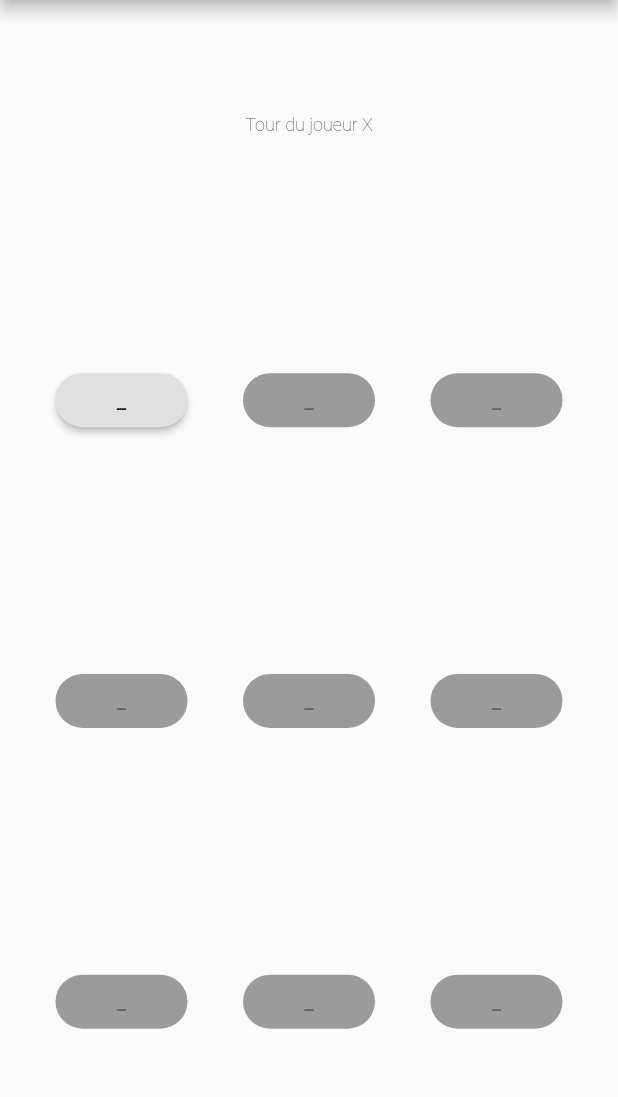
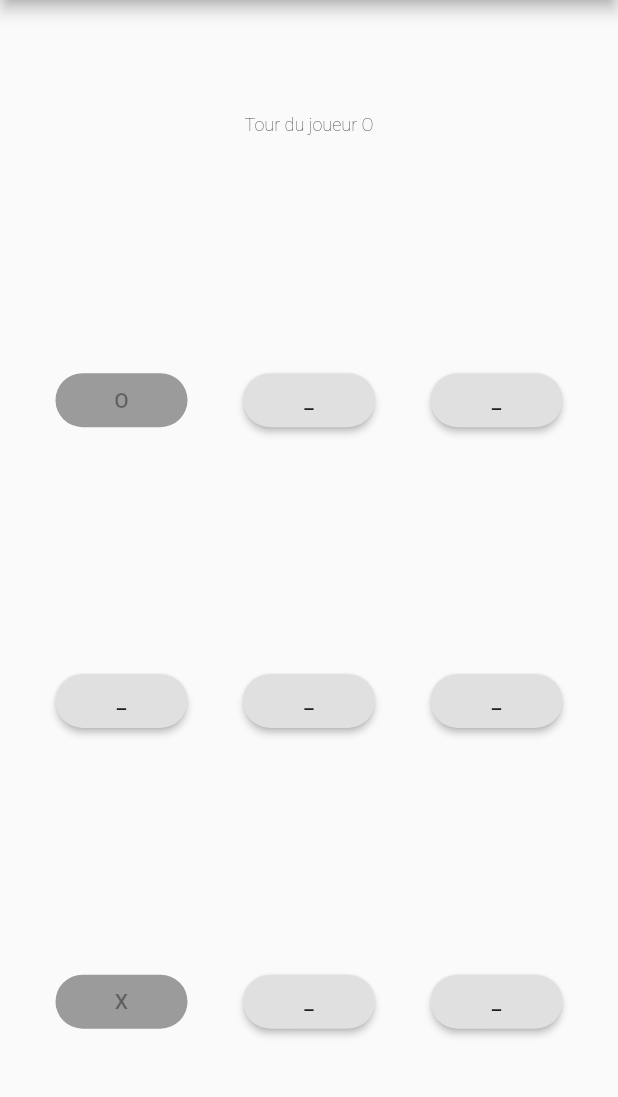
Before and after one commit to quentinlao/wuknow, a Flutter app: the screen it shows after launch, after a tap on an icon or button, on a phone screen of 412 x 824 dp, the part 84-1181 px from its top. Run offline on Flutter 3.47's test engine with Material 2 defaults, Android fonts, the phone set to English and light mode, and no system bars.

Commit message:
Button player state and block access, TODO winning

```diff
--- a/tictactoe/lib/main.dart
+++ b/tictactoe/lib/main.dart
@@ -24,7 +24,37 @@ class _MyHomePageState extends State<MyHomePage> {
   String status = "_";
   String player = "Joueur X";
   int turn = 0;
+  static int n = 3;
+  var game = new List.generate(n, (_) => new List(n));
 
+  @override
+  void initState(){
+    for(int i = 0; i < game.length; i++){
+      for(int j = 0; j < game.length; j++){
+        game[i][j] = "_";
+      }
+    }
+    super.initState();
+  }
+  Function _disableButton(int i, int j){
+    if (game[i][j] != "_") {
+      return null;
+    } else {
+      return () {
+        setState(() {
+          if (turn == 0) {
+            player = "Tour du joueur X";
+            game[i][j] = "X";
+            turn = 1;
+          } else {
+            player = "Tour du joueur O";
+            game[i][j] = "O";
+            turn = 0;
+          }
+        });
+      };
+    }
+  }
   @override
   Widget build(BuildContext context) {
     return Scaffold(
@@ -52,29 +82,19 @@ class _MyHomePageState extends State<MyHomePage> {
                   crossAxisAlignment: CrossAxisAlignment.center,
                   children: <Widget>[
                     new RaisedButton(
-                        child: Text(status),
-                        onPressed: () {
-                          setState(() {
-                            if (turn == 0) {
-                              player = "Tour du joueur X";
-                              turn = 1;
-                            } else {
-                              player = "Tour du joueur O";
-                              turn = 0;
-                            }
-                          });
-                        },
+                        child: Text(game[0][0]),
+                        onPressed: _disableButton(0,0),
                         shape: new RoundedRectangleBorder(borderRadius: new BorderRadius.circular(30.0))
                     ),
 
                     new RaisedButton(
-                        child: Text(status),
-                        onPressed: null,
+                        child: Text(game[1][0]),
+                        onPressed: _disableButton(1,0),
                         shape: new RoundedRectangleBorder(borderRadius: new BorderRadius.circular(30.0))
                     ),
                     new RaisedButton(
-                        child: Text(status),
-                        onPressed: null,
+                        child: Text(game[2][0]),
+                        onPressed: _disableButton(2,0),
                         shape: new RoundedRectangleBorder(borderRadius: new BorderRadius.circular(30.0))
                     )
 
@@ -87,19 +107,19 @@ class _MyHomePageState extends State<MyHomePage> {
                   crossAxisAlignment: CrossAxisAlignment.center,
                   children: <Widget>[
                     new RaisedButton(
-                        child: Text(status),
-                        onPressed: null,
+                        child: Text(game[0][1]),
+                        onPressed: _disableButton(0,1),
                         shape: new RoundedRectangleBorder(borderRadius: new BorderRadius.circular(30.0))
                     ),
 
                     new RaisedButton(
-                        child: Text(status),
-                        onPressed: null,
+                        child: Text(game[1][1]),
+                        onPressed: _disableButton(1,1),
                         shape: new RoundedRectangleBorder(borderRadius: new BorderRadius.circular(30.0))
                     ),
                     new RaisedButton(
-                        child: Text(status),
-                        onPressed: null,
+                        child: Text(game[2][1]),
+                        onPressed: _disableButton(2,1),
                         shape: new RoundedRectangleBorder(borderRadius: new BorderRadius.circular(30.0))
                     )
                   ]
@@ -111,19 +131,19 @@ class _MyHomePageState extends State<MyHomePage> {
                   crossAxisAlignment: CrossAxisAlignment.center,
                   children: <Widget>[
                     new RaisedButton(
-                        child: Text(status),
-                        onPressed: null,
+                        child: Text(game[0][2]),
+                        onPressed: _disableButton(0,2),
                         shape: new RoundedRectangleBorder(borderRadius: new BorderRadius.circular(30.0))
                     ),
 
                     new RaisedButton(
-                        child: Text(status),
-                        onPressed: null,
+                        child: Text(game[1][2]),
+                        onPressed: _disableButton(1,2),
                         shape: new RoundedRectangleBorder(borderRadius: new BorderRadius.circular(30.0))
                     ),
                     new RaisedButton(
-                        child: Text(status),
-                        onPressed: null,
+                        child: Text(game[2][2]),
+                        onPressed: _disableButton(2,2),
                         shape: new RoundedRectangleBorder(borderRadius: new BorderRadius.circular(30.0))
                     )
                   ]
```
